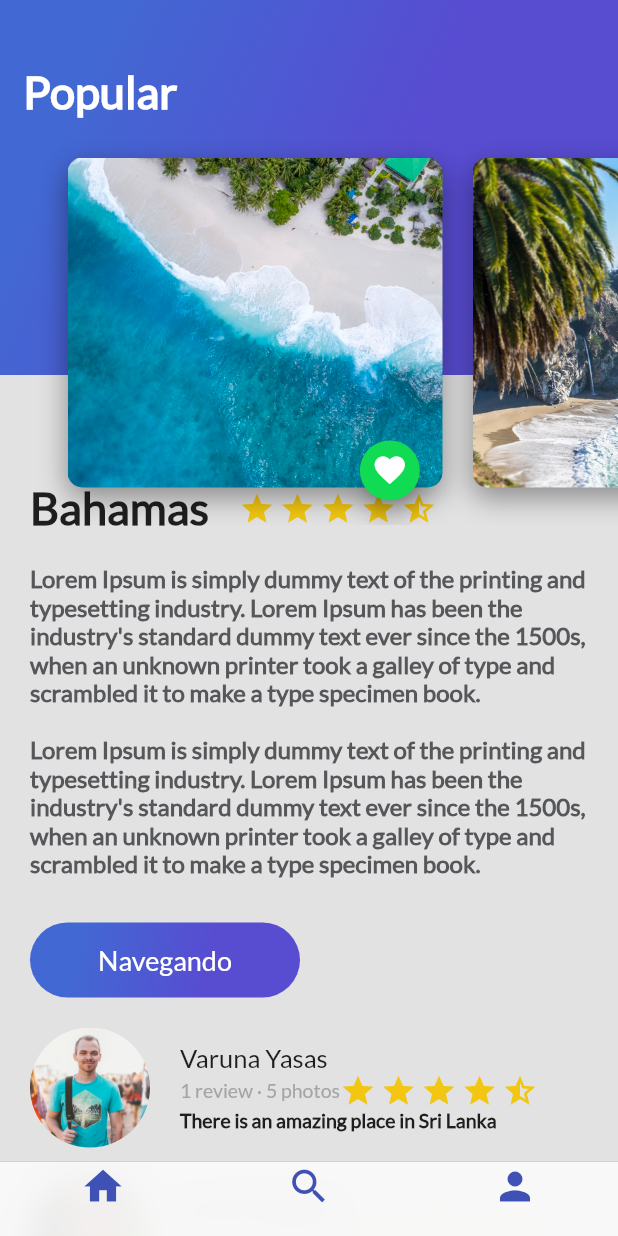
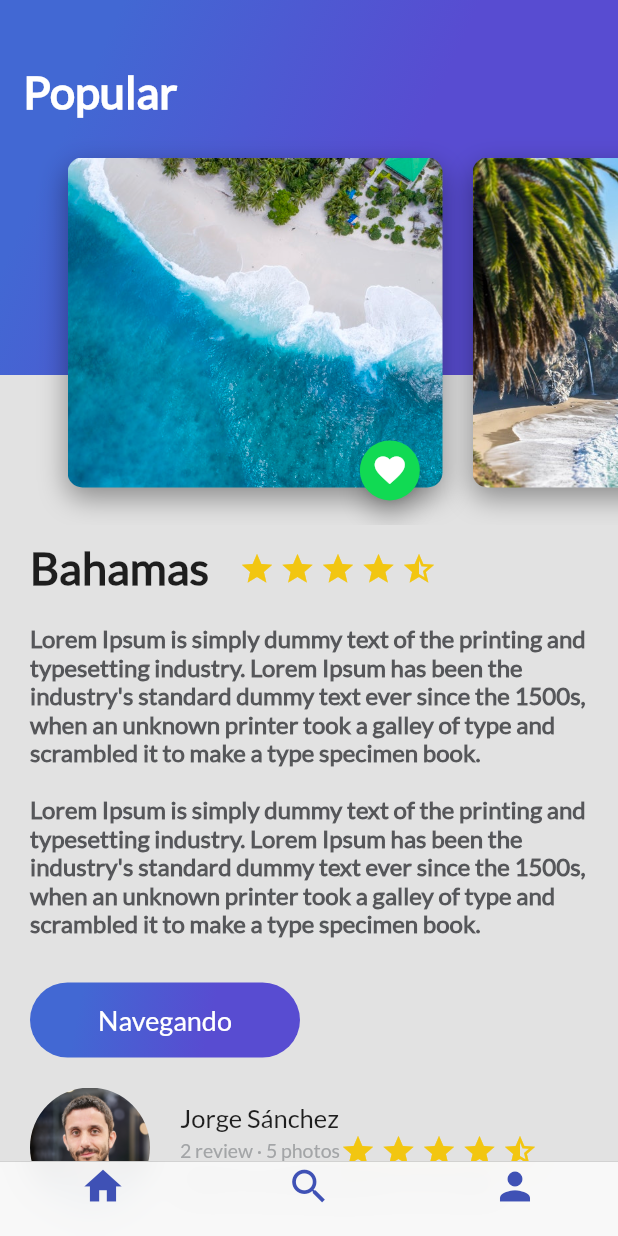
Before and after one commit to xurxodev/platzi-trips, a Flutter app: the screen it shows after launch, on a phone screen of 412 x 824 dp. Run offline on Flutter 3.47's test engine with Material 2 defaults, Android fonts, the phone set to English and light mode, and no system bars.

Commit message:
Add xurxodev image

```diff
--- a/lib/description_place.dart
+++ b/lib/description_place.dart
@@ -19,7 +19,7 @@ class DescriptionPlace extends StatelessWidget {
 
     final starHalf = Container(
       margin: EdgeInsets.only(
-        top: 323.0,
+        top: 363.0,
         right: 3.0,
       ),
       child: Icon(
@@ -30,7 +30,7 @@ class DescriptionPlace extends StatelessWidget {
 
     final starBorder = Container(
       margin: EdgeInsets.only(
-        top: 323.0,
+        top: 363.0,
         right: 3.0,
       ),
       child: Icon(
@@ -41,7 +41,7 @@ class DescriptionPlace extends StatelessWidget {
 
     final star = Container(
       margin: EdgeInsets.only(
-        top: 323.0,
+        top: 363.0,
         right: 3.0,
       ),
       child: Icon(
@@ -53,7 +53,7 @@ class DescriptionPlace extends StatelessWidget {
     final titleStars = Row(children: <Widget>[
       Container(
         margin: EdgeInsets.only(
-          top: 320.0,
+          top: 360.0,
           left: 20.0,
           right: 20.0,
         ),
--- a/lib/profile_header.dart
+++ b/lib/profile_header.dart
@@ -29,7 +29,7 @@ class ProfileHeader extends StatelessWidget {
               title
             ],
           ),
-          UserInfo('assets/images/ann.jpg', 'Anahí Salgado','anahi@platzi.com'),
+          UserInfo('assets/images/xurxodev.jpg', 'Jorge Sánchez','xurxodev@gmail.com'),
           ButtonsBar()
         ],
       ),
--- a/lib/review_list.dart
+++ b/lib/review_list.dart
@@ -8,11 +8,13 @@ class ReviewList extends StatelessWidget {
     return Column(
       crossAxisAlignment: CrossAxisAlignment.start,
       children: <Widget>[
-        Review("assets/images/people.jpg", "Varuna Yasas", "1 review · 5 photos", "There is an amazing place in Sri Lanka"),
-        Review("assets/images/ann.jpg", "Anahí Salgado", "2 review · 5 photos", "There is an amazing place in Sri Lanka"),
-        Review("assets/images/girl.jpg", "Gissele Thomas", "2 review · 2 photos", "There is an amazing place in Sri Lanka"),
+        Review("assets/images/xurxodev.jpg", "Jorge Sánchez",
+            "2 review · 5 photos", "There is an amazing place in Sri Lanka"),
+        Review("assets/images/people.jpg", "Varuna Yasas",
+            "1 review · 5 photos", "There is an amazing place in Sri Lanka"),
+        Review("assets/images/girl.jpg", "Gissele Thomas",
+            "2 review · 2 photos", "There is an amazing place in Sri Lanka"),
       ],
     );
   }
-
 }
```
Also changed, not shown: assets/images/ann.jpg (deleted), assets/images/xurxodev.jpg (added).
